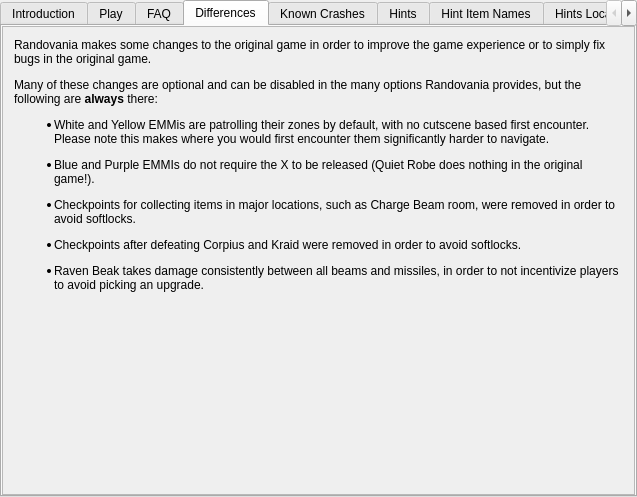
Above: randovania/gui/ui_files/games_tab_dread_widget.ui from randovania/randovania before the change. Below: the same form after it.
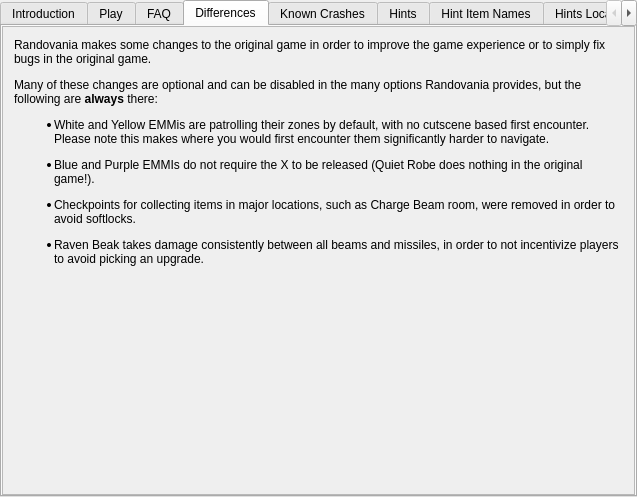
That is the form after the change. The open tabs and pages were chosen to show the change. Custom widgets are drawn as their Qt base class.

Commit message: Dread: Remove mention to Kraid/Corpius checkpoint removal

Diff of the .ui file:
```diff
--- a/randovania/gui/ui_files/games_tab_dread_widget.ui
+++ b/randovania/gui/ui_files/games_tab_dread_widget.ui
@@ -151,14 +151,14 @@
       <x>0</x>
       <y>0</y>
       <width>631</width>
-      <height>471</height>
+      <height>464</height>
      </rect>
     </property>
     <layout class="QVBoxLayout" name="verticalLayout">
      <item>
       <widget class="QLabel" name="differences_label">
        <property name="text">
-        <string>&lt;html&gt;&lt;head/&gt;&lt;body&gt;&lt;p&gt;Randovania makes some changes to the original game in order to improve the game experience or to simply fix bugs in the original game.&lt;/p&gt;&lt;p&gt;Many of these changes are optional and can be disabled in the many options Randovania provides, but the following are &lt;span style=&quot; font-weight:600;&quot;&gt;always&lt;/span&gt; there:&lt;/p&gt;&lt;ul style=&quot;margin-top: 0px; margin-bottom: 0px; margin-left: 0px; margin-right: 0px; -qt-list-indent: 1;&quot;&gt;&lt;li style=&quot; margin-top:12px; margin-bottom:12px; margin-left:0px; margin-right:0px; -qt-block-indent:0; text-indent:0px;&quot;&gt;White and Yellow EMMis are patrolling their zones by default, with no cutscene based first encounter. Please note this makes where you would first encounter them significantly harder to navigate.&lt;/li&gt;&lt;li style=&quot; margin-top:12px; margin-bottom:12px; margin-left:0px; margin-right:0px; -qt-block-indent:0; text-indent:0px;&quot;&gt;Blue and Purple EMMIs do not require the X to be released (Quiet Robe does nothing in the original game!).&lt;/li&gt;&lt;li style=&quot; margin-top:12px; margin-bottom:12px; margin-left:0px; margin-right:0px; -qt-block-indent:0; text-indent:0px;&quot;&gt;Checkpoints for collecting items in major locations, such as Charge Beam room, were removed in order to avoid softlocks.&lt;/li&gt;&lt;li style=&quot; margin-top:12px; margin-bottom:12px; margin-left:0px; margin-right:0px; -qt-block-indent:0; text-indent:0px;&quot;&gt;Checkpoints after defeating Corpius and Kraid were removed in order to avoid softlocks.&lt;/li&gt;&lt;li style=&quot; margin-top:12px; margin-bottom:12px; margin-left:0px; margin-right:0px; -qt-block-indent:0; text-indent:0px;&quot;&gt;Raven Beak takes damage consistently between all beams and missiles, in order to not incentivize players to avoid picking an upgrade.&lt;/li&gt;&lt;/ul&gt;&lt;/body&gt;&lt;/html&gt;</string>
+        <string>&lt;html&gt;&lt;head/&gt;&lt;body&gt;&lt;p&gt;Randovania makes some changes to the original game in order to improve the game experience or to simply fix bugs in the original game.&lt;/p&gt;&lt;p&gt;Many of these changes are optional and can be disabled in the many options Randovania provides, but the following are &lt;span style=&quot; font-weight:600;&quot;&gt;always&lt;/span&gt; there:&lt;/p&gt;&lt;ul style=&quot;margin-top: 0px; margin-bottom: 0px; margin-left: 0px; margin-right: 0px; -qt-list-indent: 1;&quot;&gt;&lt;li style=&quot; margin-top:12px; margin-bottom:12px; margin-left:0px; margin-right:0px; -qt-block-indent:0; text-indent:0px;&quot;&gt;White and Yellow EMMis are patrolling their zones by default, with no cutscene based first encounter. Please note this makes where you would first encounter them significantly harder to navigate.&lt;/li&gt;&lt;li style=&quot; margin-top:12px; margin-bottom:12px; margin-left:0px; margin-right:0px; -qt-block-indent:0; text-indent:0px;&quot;&gt;Blue and Purple EMMIs do not require the X to be released (Quiet Robe does nothing in the original game!).&lt;/li&gt;&lt;li style=&quot; margin-top:12px; margin-bottom:12px; margin-left:0px; margin-right:0px; -qt-block-indent:0; text-indent:0px;&quot;&gt;Checkpoints for collecting items in major locations, such as Charge Beam room, were removed in order to avoid softlocks.&lt;/li&gt;&lt;li style=&quot; margin-top:12px; margin-bottom:12px; margin-left:0px; margin-right:0px; -qt-block-indent:0; text-indent:0px;&quot;&gt;Raven Beak takes damage consistently between all beams and missiles, in order to not incentivize players to avoid picking an upgrade.&lt;/li&gt;&lt;/ul&gt;&lt;/body&gt;&lt;/html&gt;</string>
        </property>
        <property name="alignment">
         <set>Qt::AlignLeading|Qt::AlignLeft|Qt::AlignTop</set>
```
Left out of the diff: 12 changed lines with no effect on the pictures. The commit also changes 1 other file.
